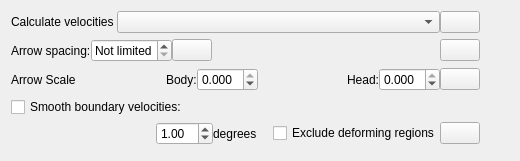
Qt form src/qt-widgets/VelocityFieldCalculatorLayerOptionsWidgetUi.ui (GPlates/GPlates) before a commit.
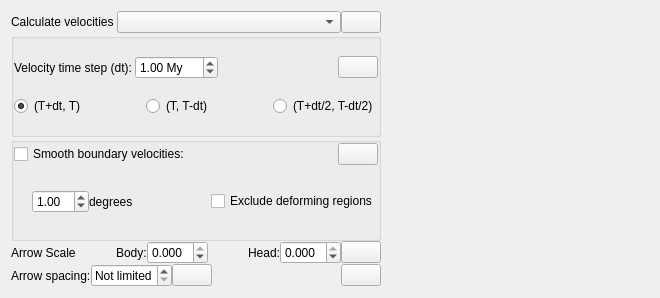
The same form after that commit. Icons and pictures are not drawn.

Commit message: (trunk) Add velocity layer options to specify velocity delta-time parameters.

The edit to the form file:
```diff
--- a/src/qt-widgets/VelocityFieldCalculatorLayerOptionsWidgetUi.ui
+++ b/src/qt-widgets/VelocityFieldCalculatorLayerOptionsWidgetUi.ui
@@ -6,16 +6,19 @@
    <rect>
     <x>0</x>
     <y>0</y>
-    <width>520</width>
-    <height>161</height>
+    <width>660</width>
+    <height>298</height>
    </rect>
   </property>
   <property name="windowTitle">
    <string>Layers</string>
   </property>
-  <layout class="QHBoxLayout" name="horizontalLayout_8">
+  <layout class="QHBoxLayout" name="horizontalLayout_9">
    <item>
-    <layout class="QVBoxLayout" name="verticalLayout_2">
+    <layout class="QVBoxLayout" name="verticalLayout">
+     <property name="spacing">
+      <number>0</number>
+     </property>
      <item>
       <layout class="QHBoxLayout" name="horizontalLayout_2">
        <property name="spacing">
@@ -55,55 +58,53 @@
       </layout>
      </item>
      <item>
-      <layout class="QHBoxLayout" name="horizontalLayout_3">
+      <widget class="QGroupBox" name="velocity_delta_time_groupbox">
+       <layout class="QVBoxLayout" name="verticalLayout_3">
        <property name="spacing">
         <number>0</number>
        </property>
+        <property name="margin">
+         <number>0</number>
+        </property>
        <item>
-        <widget class="QLabel" name="arrow_spacing_label">
+         <layout class="QHBoxLayout" name="horizontalLayout_5">
+          <property name="spacing">
+           <number>3</number>
+          </property>
+          <item>
+           <widget class="QLabel" name="velocity_delta_time_label">
          <property name="text">
-          <string>Arrow spacing:</string>
+             <string>Velocity time step (dt):</string>
          </property>
         </widget>
        </item>
        <item>
-        <widget class="QDoubleSpinBox" name="arrow_spacing_spinbox">
-         <property name="alignment">
-          <set>Qt::AlignLeading|Qt::AlignLeft|Qt::AlignVCenter</set>
-         </property>
-         <property name="specialValueText">
-          <string>Not limited</string>
+           <widget class="QDoubleSpinBox" name="velocity_delta_time_spinbox">
+            <property name="keyboardTracking">
+             <bool>false</bool>
+            </property>
+            <property name="suffix">
+             <string> My</string>
          </property>
          <property name="decimals">
-          <number>3</number>
-         </property>
-         <property name="maximum">
-          <double>1.000000000000000</double>
-         </property>
-         <property name="singleStep">
+             <number>2</number>
+            </property>
+            <property name="minimum">
           <double>0.010000000000000</double>
          </property>
+            <property name="maximum">
+             <double>100.000000000000000</double>
+            </property>
+            <property name="singleStep">
+             <double>0.200000000000000</double>
+            </property>
          <property name="value">
-          <double>0.000000000000000</double>
+             <double>1.000000000000000</double>
          </property>
         </widget>
        </item>
        <item>
-        <widget class="QPushButton" name="push_button_unlimited_arrow_spacing">
-         <property name="toolTip">
-          <string>Not limited</string>
-         </property>
-         <property name="text">
-          <string/>
-         </property>
-         <property name="icon">
-          <iconset resource="../qt-resources/qt_widgets.qrc">
-           <normaloff>:/gnome_window_close_22.png</normaloff>:/gnome_window_close_22.png</iconset>
-         </property>
-        </widget>
-       </item>
-       <item>
-        <spacer name="horizontalSpacer_2">
+           <spacer name="horizontalSpacer_5">
          <property name="orientation">
           <enum>Qt::Horizontal</enum>
          </property>
@@ -116,7 +117,7 @@
         </spacer>
        </item>
        <item>
-        <widget class="QPushButton" name="push_button_help_arrow_spacing">
+           <widget class="QPushButton" name="push_button_help_velocity_time_delta">
          <property name="toolTip">
           <string>What does this mean?</string>
          </property>
@@ -132,19 +133,22 @@
       </layout>
      </item>
      <item>
-      <layout class="QHBoxLayout" name="horizontalLayout_4">
+         <layout class="QHBoxLayout" name="horizontalLayout_8">
        <property name="spacing">
         <number>0</number>
        </property>
        <item>
-        <widget class="QLabel" name="arrow_scale_label">
+           <widget class="QRadioButton" name="radio_t_plus_dt_to_t">
          <property name="text">
-          <string>Arrow Scale</string>
-         </property>
+             <string>(T+dt, T)</string>
+            </property>
+            <property name="checked">
+             <bool>true</bool>
+            </property>
         </widget>
        </item>
        <item>
-        <spacer name="horizontalSpacer_3">
+           <spacer name="horizontalSpacer_8">
          <property name="orientation">
           <enum>Qt::Horizontal</enum>
          </property>
@@ -157,30 +161,17 @@
         </spacer>
        </item>
        <item>
-        <widget class="QLabel" name="arrow_body_scale_label">
+           <widget class="QRadioButton" name="radio_t_to_t_minus_dt">
          <property name="text">
-          <string>Body:</string>
-         </property>
-        </widget>
-       </item>
-       <item>
-        <widget class="QDoubleSpinBox" name="arrow_body_scale_spinbox">
-         <property name="decimals">
-          <number>3</number>
-         </property>
-         <property name="minimum">
-          <double>-3.000000000000000</double>
-         </property>
-         <property name="maximum">
-          <double>0.000000000000000</double>
-         </property>
-         <property name="singleStep">
-          <double>0.030000000000000</double>
-         </property>
+             <string>(T, T-dt)</string>
+            </property>
+            <property name="checked">
+             <bool>false</bool>
+            </property>
         </widget>
        </item>
        <item>
-        <spacer name="horizontalSpacer_4">
+           <spacer name="horizontalSpacer_9">
          <property name="orientation">
           <enum>Qt::Horizontal</enum>
          </property>
@@ -193,47 +184,20 @@
         </spacer>
        </item>
        <item>
-        <widget class="QLabel" name="arrowhead_scale_label">
+           <widget class="QRadioButton" name="radio_t_plus_dt_2_to_t_minus_dt_2">
          <property name="text">
-          <string>Head:</string>
+             <string>(T+dt/2, T-dt/2)</string>
          </property>
         </widget>
        </item>
-       <item>
-        <widget class="QDoubleSpinBox" name="arrowhead_scale_spinbox">
-         <property name="decimals">
-          <number>3</number>
-         </property>
-         <property name="minimum">
-          <double>-3.000000000000000</double>
-         </property>
-         <property name="maximum">
-          <double>0.000000000000000</double>
-         </property>
-         <property name="singleStep">
-          <double>0.030000000000000</double>
-         </property>
-        </widget>
-       </item>
-       <item>
-        <widget class="QPushButton" name="push_button_help_arrow_scale">
-         <property name="toolTip">
-          <string>What does this mean?</string>
-         </property>
-         <property name="text">
-          <string/>
-         </property>
-         <property name="icon">
-          <iconset resource="../qt-resources/qt_widgets.qrc">
-           <normaloff>:/human_help_browser_16.png</normaloff>:/human_help_browser_16.png</iconset>
-         </property>
-        </widget>
-       </item>
-      </layout>
-     </item>
+         </layout>
+        </item>
+       </layout>
+      </widget>
+     </item>
      <item>
-      <widget class="QWidget" name="velocity_smoothing_widget" native="true">
-       <layout class="QVBoxLayout" name="verticalLayout">
+      <widget class="QGroupBox" name="velocity_smoothing_groupbox">
+       <layout class="QVBoxLayout" name="verticalLayout_2">
         <property name="spacing">
          <number>0</number>
         </property>
@@ -252,6 +216,33 @@
             </property>
            </widget>
           </item>
+          <item>
+           <spacer name="horizontalSpacer_7">
+            <property name="orientation">
+             <enum>Qt::Horizontal</enum>
+            </property>
+            <property name="sizeHint" stdset="0">
+             <size>
+              <width>40</width>
+              <height>20</height>
+             </size>
+            </property>
+           </spacer>
+          </item>
+          <item>
+           <widget class="QPushButton" name="push_button_help_velocity_smoothing">
+            <property name="toolTip">
+             <string>What does this mean?</string>
+            </property>
+            <property name="text">
+             <string/>
+            </property>
+            <property name="icon">
+             <iconset resource="../qt-resources/qt_widgets.qrc">
+              <normaloff>:/human_help_browser_16.png</normaloff>:/human_help_browser_16.png</iconset>
+            </property>
+           </widget>
+          </item>
          </layout>
         </item>
         <item>
@@ -265,22 +256,18 @@
              <property name="spacing">
               <number>0</number>
              </property>
-             <property name="margin">
+             <property name="leftMargin">
+              <number>18</number>
+             </property>
+             <property name="topMargin">
               <number>0</number>
              </property>
-             <item>
-              <spacer name="horizontalSpacer_5">
-               <property name="orientation">
-                <enum>Qt::Horizontal</enum>
-               </property>
-               <property name="sizeHint" stdset="0">
-                <size>
-                 <width>169</width>
-                 <height>20</height>
-                </size>
-               </property>
-              </spacer>
-             </item>
+             <property name="rightMargin">
+              <number>0</number>
+             </property>
+             <property name="bottomMargin">
+              <number>0</number>
+             </property>
              <item>
               <widget class="QDoubleSpinBox" name="velocity_smoothing_distance_spinbox">
                <property name="minimum">
@@ -324,8 +311,106 @@
                </property>
               </widget>
              </item>
+            </layout>
+           </widget>
+          </item>
+         </layout>
+        </item>
+       </layout>
+      </widget>
+     </item>
              <item>
-              <widget class="QPushButton" name="push_button_help_velocity_smoothing">
+      <layout class="QHBoxLayout" name="horizontalLayout_4">
+       <property name="spacing">
+        <number>0</number>
+       </property>
+       <item>
+        <widget class="QLabel" name="arrow_scale_label">
+         <property name="text">
+          <string>Arrow Scale</string>
+         </property>
+        </widget>
+       </item>
+       <item>
+        <spacer name="horizontalSpacer_3">
+         <property name="orientation">
+          <enum>Qt::Horizontal</enum>
+         </property>
+         <property name="sizeHint" stdset="0">
+          <size>
+           <width>40</width>
+           <height>20</height>
+          </size>
+         </property>
+        </spacer>
+       </item>
+       <item>
+        <widget class="QLabel" name="arrow_body_scale_label">
+         <property name="text">
+          <string>Body:</string>
+         </property>
+        </widget>
+       </item>
+       <item>
+        <widget class="QDoubleSpinBox" name="arrow_body_scale_spinbox">
+         <property name="keyboardTracking">
+          <bool>false</bool>
+         </property>
+         <property name="decimals">
+          <number>3</number>
+         </property>
+         <property name="minimum">
+          <double>-3.000000000000000</double>
+         </property>
+         <property name="maximum">
+          <double>0.000000000000000</double>
+         </property>
+         <property name="singleStep">
+          <double>0.030000000000000</double>
+         </property>
+        </widget>
+       </item>
+       <item>
+        <spacer name="horizontalSpacer_4">
+         <property name="orientation">
+          <enum>Qt::Horizontal</enum>
+         </property>
+         <property name="sizeHint" stdset="0">
+          <size>
+           <width>40</width>
+           <height>20</height>
+          </size>
+         </property>
+        </spacer>
+       </item>
+       <item>
+        <widget class="QLabel" name="arrowhead_scale_label">
+         <property name="text">
+          <string>Head:</string>
+         </property>
+        </widget>
+       </item>
+       <item>
+        <widget class="QDoubleSpinBox" name="arrowhead_scale_spinbox">
+         <property name="keyboardTracking">
+          <bool>false</bool>
+         </property>
+         <property name="decimals">
+          <number>3</number>
+         </property>
+         <property name="minimum">
+          <double>-3.000000000000000</double>
+         </property>
+         <property name="maximum">
+          <double>0.000000000000000</double>
+         </property>
+         <property name="singleStep">
+          <double>0.030000000000000</double>
+         </property>
+        </widget>
+       </item>
+       <item>
+        <widget class="QPushButton" name="push_button_help_arrow_scale">
                <property name="toolTip">
                 <string>What does this mean?</string>
                </property>
@@ -339,12 +424,86 @@
               </widget>
              </item>
             </layout>
-           </widget>
-          </item>
-         </layout>
-        </item>
-       </layout>
-      </widget>
+     </item>
+     <item>
+      <layout class="QHBoxLayout" name="horizontalLayout_3">
+       <property name="spacing">
+        <number>0</number>
+       </property>
+       <item>
+        <widget class="QLabel" name="arrow_spacing_label">
+         <property name="text">
+          <string>Arrow spacing:</string>
+         </property>
+        </widget>
+       </item>
+       <item>
+        <widget class="QDoubleSpinBox" name="arrow_spacing_spinbox">
+         <property name="alignment">
+          <set>Qt::AlignLeading|Qt::AlignLeft|Qt::AlignVCenter</set>
+         </property>
+         <property name="specialValueText">
+          <string>Not limited</string>
+         </property>
+         <property name="keyboardTracking">
+          <bool>false</bool>
+         </property>
+         <property name="decimals">
+          <number>3</number>
+         </property>
+         <property name="maximum">
+          <double>1.000000000000000</double>
+         </property>
+         <property name="singleStep">
+          <double>0.010000000000000</double>
+         </property>
+         <property name="value">
+          <double>0.000000000000000</double>
+         </property>
+        </widget>
+       </item>
+       <item>
+        <widget class="QPushButton" name="push_button_unlimited_arrow_spacing">
+         <property name="toolTip">
+          <string>Not limited</string>
+         </property>
+         <property name="text">
+          <string/>
+         </property>
+         <property name="icon">
+          <iconset resource="../qt-resources/qt_widgets.qrc">
+           <normaloff>:/gnome_window_close_22.png</normaloff>:/gnome_window_close_22.png</iconset>
+         </property>
+        </widget>
+       </item>
+       <item>
+        <spacer name="horizontalSpacer_2">
+         <property name="orientation">
+          <enum>Qt::Horizontal</enum>
+         </property>
+         <property name="sizeHint" stdset="0">
+          <size>
+           <width>40</width>
+           <height>20</height>
+          </size>
+         </property>
+        </spacer>
+       </item>
+       <item>
+        <widget class="QPushButton" name="push_button_help_arrow_spacing">
+         <property name="toolTip">
+          <string>What does this mean?</string>
+         </property>
+         <property name="text">
+          <string/>
+         </property>
+         <property name="icon">
+          <iconset resource="../qt-resources/qt_widgets.qrc">
+           <normaloff>:/human_help_browser_16.png</normaloff>:/human_help_browser_16.png</iconset>
+         </property>
+        </widget>
+       </item>
+      </layout>
      </item>
     </layout>
    </item>
```
Left out of the diff: 3 changed lines with no effect on the pictures. Lines whose indentation alone changed are shown as unchanged. The commit also changes 2 other files.
